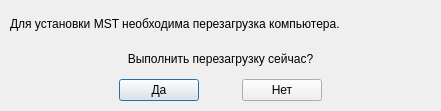
Before: the Qt Designer form mst/ui/reboot_dialog/rebootdialog.ui in marcelo-tavares-ifsp/mst, drawn with Qt 5.
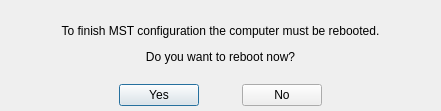
After: the same form once the commit is applied.

```diff
--- a/mst/ui/reboot_dialog/rebootdialog.ui
+++ b/mst/ui/reboot_dialog/rebootdialog.ui
@@ -19,7 +19,7 @@
      <x>10</x>
      <y>10</y>
      <width>421</width>
-     <height>91</height>
+     <height>96</height>
     </rect>
    </property>
    <layout class="QVBoxLayout" name="verticalLayout">
@@ -29,17 +29,7 @@
        <number>1</number>
       </property>
       <property name="text">
-       <string>&lt;html&gt;&lt;head/&gt;&lt;body&gt;&lt;p&gt;Для установки MST необходима перезагрузка компьютера.&lt;/p&gt;&lt;/body&gt;&lt;/html&gt;</string>
-      </property>
-     </widget>
-    </item>
-    <item>
-     <widget class="QLabel" name="label_2">
-      <property name="text">
-       <string>Выполнить перезагрузку сейчас?</string>
-      </property>
-      <property name="alignment">
-       <set>Qt::AlignCenter</set>
+       <string>&lt;html&gt;&lt;head/&gt;&lt;body&gt;&lt;p align=&quot;center&quot;&gt;To finish MST configuration the computer must be rebooted.&lt;/p&gt;&lt;p align=&quot;center&quot;&gt;Do you want to reboot now?&lt;/p&gt;&lt;/body&gt;&lt;/html&gt;</string>
       </property>
      </widget>
     </item>
@@ -87,7 +77,7 @@
       <item>
        <widget class="QPushButton" name="btnYesReboot">
         <property name="text">
-         <string>Да</string>
+         <string>Yes</string>
         </property>
        </widget>
       </item>
@@ -107,7 +97,7 @@
       <item>
        <widget class="QPushButton" name="btnNoReboot">
         <property name="text">
-         <string>Нет</string>
+         <string>No</string>
         </property>
        </widget>
       </item>
```
Left out of the diff: 2 changed lines with no effect on the pictures.
